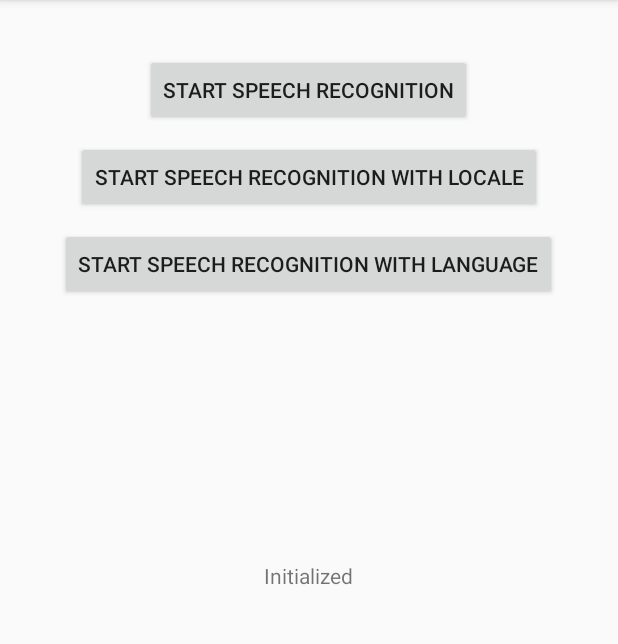
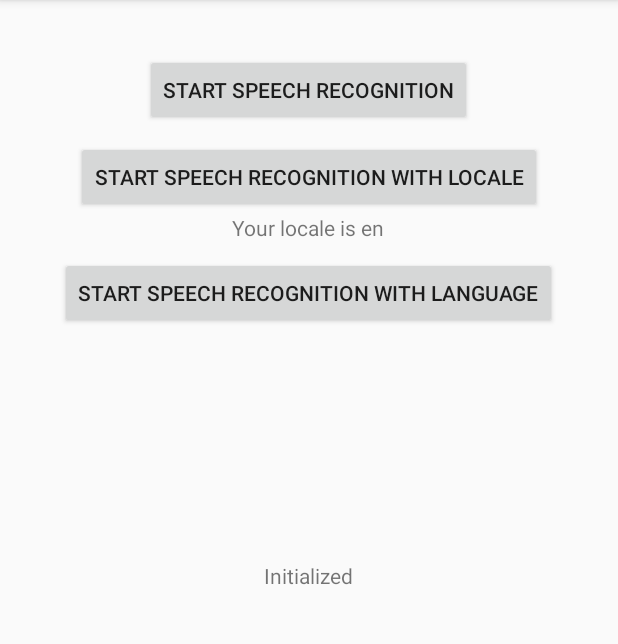
Before and after one commit to Glodenox/speech-recognizer-intent-test, an Android app: the screen it shows after launch (MainActivity), on a phone screen of 412 x 824 dp, the part 84-728 px from its top. Run offline under Robolectric (Android 15) with nearby library versions, the phone set to English and light mode, and no system bars.

Commit message:
Display default locale on phone

```diff
--- a/app/src/main/java/com/tomputtemans/speechrecognizerintenttest/MainActivity.java
+++ b/app/src/main/java/com/tomputtemans/speechrecognizerintenttest/MainActivity.java
@@ -29,6 +29,8 @@ public class MainActivity extends AppCompatActivity implements View.OnClickListe
         speech.setOnClickListener(this);
         Button speechLocale = (Button) findViewById(R.id.speechLocale);
         speechLocale.setOnClickListener(this);
+        TextView localeText = (TextView) findViewById(R.id.localeText);
+        localeText.setText("Your locale is " + Locale.getDefault().getLanguage());
         Button speechLanguage = (Button) findViewById(R.id.speechLanguage);
         speechLanguage.setOnClickListener(this);
         status.setText("Initialized");
--- a/app/src/main/res/layout/activity_main.xml
+++ b/app/src/main/res/layout/activity_main.xml
@@ -28,13 +28,21 @@
         android:layout_below="@+id/speech"
         android:layout_centerHorizontal="true" />
 
+    <TextView
+        android:text="TextView"
+        android:layout_width="wrap_content"
+        android:layout_height="wrap_content"
+        android:id="@+id/localeText"
+        android:layout_below="@+id/speechLocale"
+        android:layout_centerHorizontal="true" />
+
     <Button
         android:text="Start speech recognition with language"
         android:layout_width="wrap_content"
         android:layout_height="wrap_content"
         android:id="@+id/speechLanguage"
         android:layout_marginTop="10dp"
-        android:layout_below="@+id/speechLocale"
+        android:layout_below="@+id/localeText"
         android:layout_centerHorizontal="true" />
 
     <TextView
```
